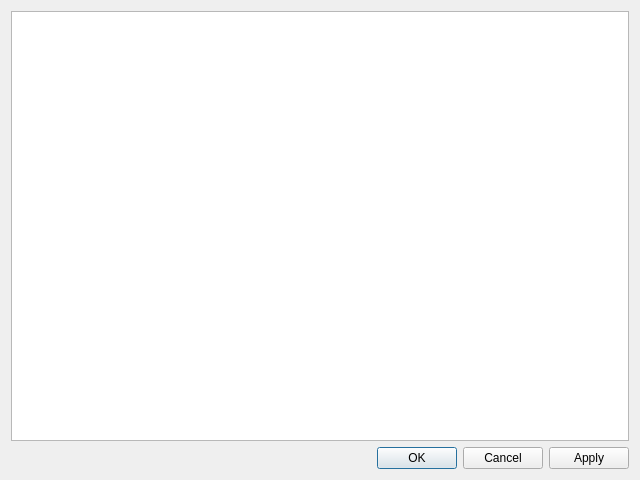
The window that DialogImageHistory.ui (Takashi-Inoue/EzPuzzles) describes before a commit, drawn with Qt 5.
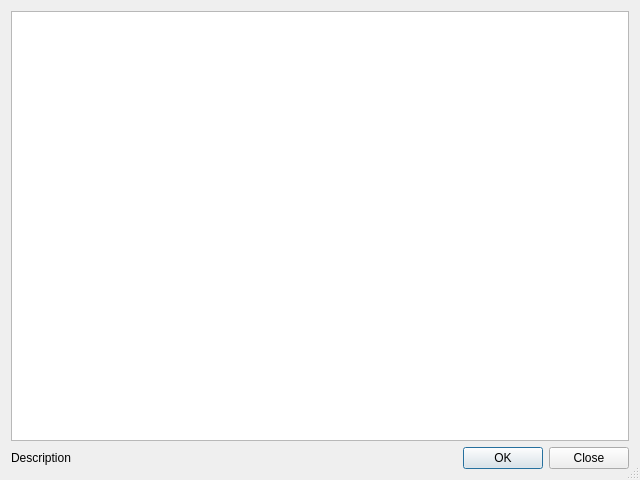
The same window after the commit. Custom widgets are drawn as their Qt base class.

Commit message: Minor change: Image history dialog

Diff of the .ui file:
```diff
--- a/DialogImageHistory.ui
+++ b/DialogImageHistory.ui
@@ -33,6 +33,9 @@
 &lt;/body&gt;
 &lt;/html&gt;</string>
   </property>
+  <property name="sizeGripEnabled">
+   <bool>true</bool>
+  </property>
   <layout class="QVBoxLayout" name="verticalLayout">
    <item>
     <widget class="ListWidgetImageHistory" name="listWidget">
@@ -72,17 +75,28 @@
     </widget>
    </item>
    <item>
+    <layout class="QHBoxLayout" name="horizontalLayout">
+     <item>
+      <widget class="QLabel" name="labelDescription">
+       <property name="text">
+        <string>Description</string>
+       </property>
+      </widget>
+     </item>
+     <item>
     <widget class="QDialogButtonBox" name="buttonBox">
      <property name="orientation">
       <enum>Qt::Horizontal</enum>
      </property>
      <property name="standardButtons">
-      <set>QDialogButtonBox::Apply|QDialogButtonBox::Cancel|QDialogButtonBox::Ok</set>
+        <set>QDialogButtonBox::Close|QDialogButtonBox::Ok</set>
      </property>
      <property name="centerButtons">
       <bool>false</bool>
      </property>
     </widget>
+     </item>
+    </layout>
    </item>
   </layout>
  </widget>
```
Left out of the diff: 2 changed lines with no effect on the pictures. Lines whose indentation alone changed are shown as unchanged. The commit also changes 38 other files.
